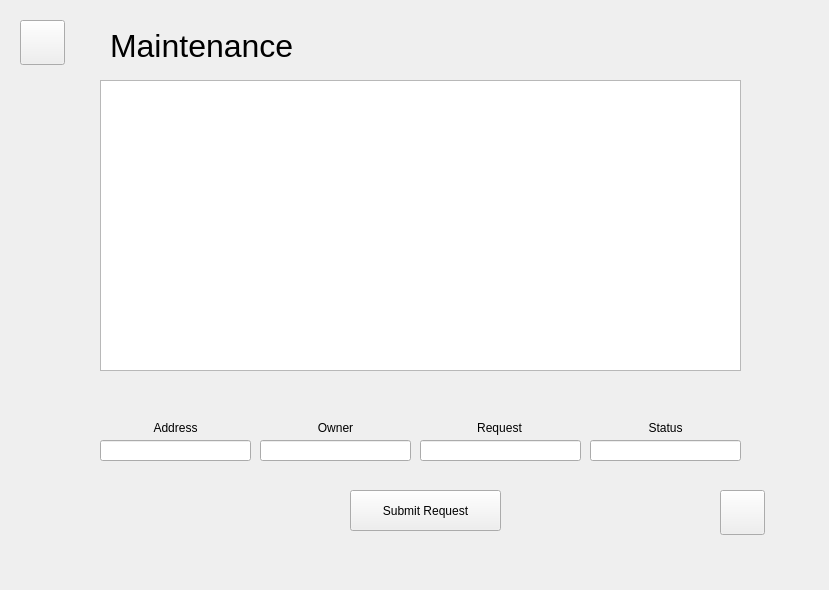
The window that MicroManage/maintenanceform.ui (greg-maceachern12/MicroManage) describes before a commit, drawn with Qt 5.
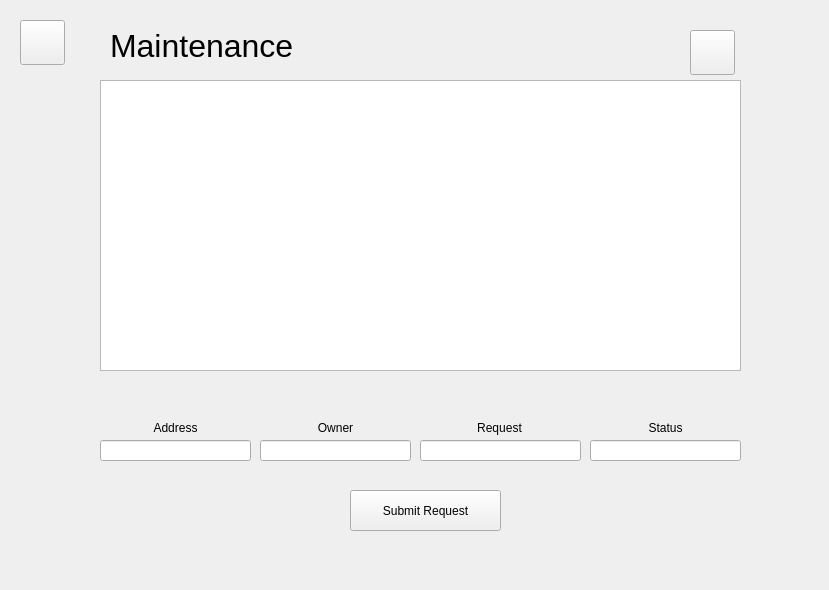
The same window after the commit.

Commit message: Finishing touches Put back the refresh button in the Messages page and made it look like that of the Maintenance page Moved the refresh button of the Maintenance page to the top right, like that of the Messages page

Diff of the .ui file:
```diff
--- a/MicroManage/maintenanceform.ui
+++ b/MicroManage/maintenanceform.ui
@@ -70,8 +70,8 @@
   <widget class="QToolButton" name="refreshButton">
    <property name="geometry">
     <rect>
-     <x>720</x>
-     <y>490</y>
+     <x>690</x>
+     <y>30</y>
      <width>45</width>
      <height>45</height>
     </rect>
```
The commit also changes 5 other files.
